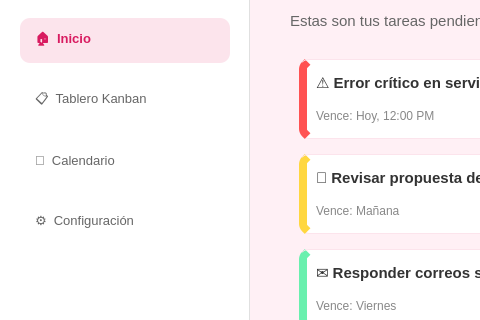
This is vistas/pantallaprincipal.ui in FrJavier/Aplicacioncliente as Qt 5 draws it before an edit; both pictures show x 0 to 480 and y 85 to 405 of the 1027 by 685 pixel window. The edited form follows.
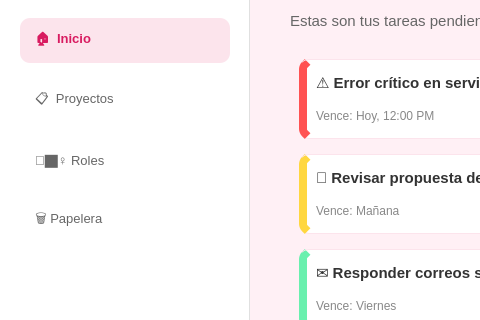
This is the edited form.

Diff of the .ui file:
```diff
--- a/vistas/pantallaprincipal.ui
+++ b/vistas/pantallaprincipal.ui
@@ -177,7 +177,7 @@
 }</string>
          </property>
          <property name="text">
-          <string>📋  Tablero Kanban</string>
+          <string>📋  Proyectos</string>
          </property>
         </widget>
        </item>
@@ -212,7 +212,7 @@
 }</string>
          </property>
          <property name="text">
-          <string>📅  Calendario</string>
+          <string>👱🏿‍♀️ Roles</string>
          </property>
         </widget>
        </item>
@@ -247,7 +247,7 @@
 }</string>
          </property>
          <property name="text">
-          <string>⚙️  Configuración</string>
+          <string>🗑️ Papelera</string>
          </property>
         </widget>
        </item>
```
Left out of the diff: 2 changed lines with no effect on the pictures.
